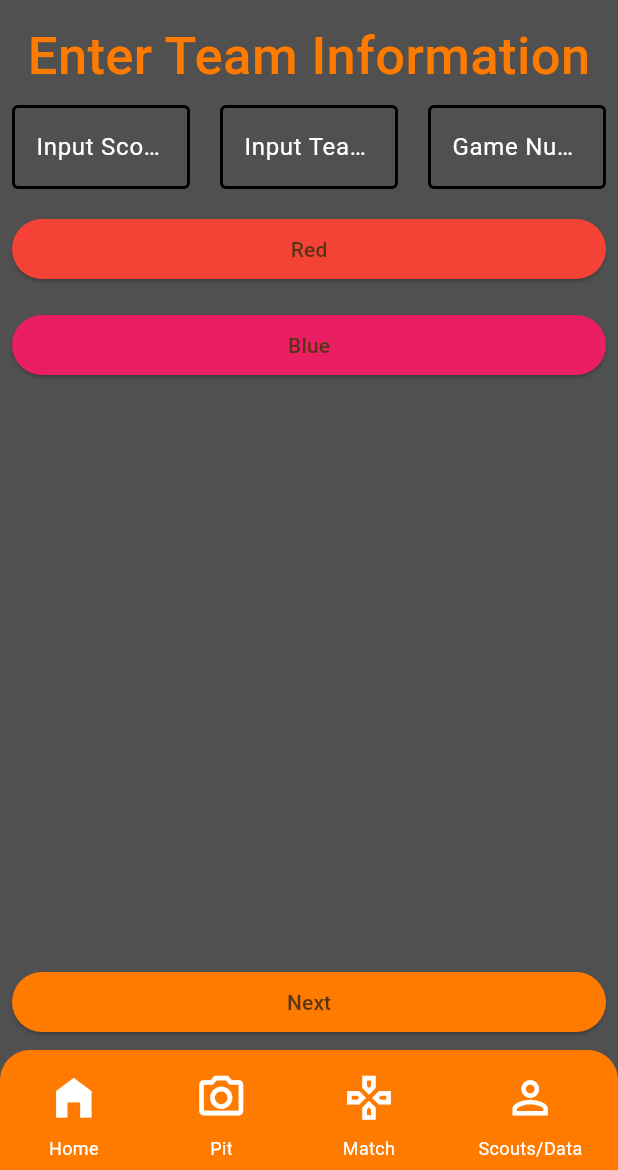
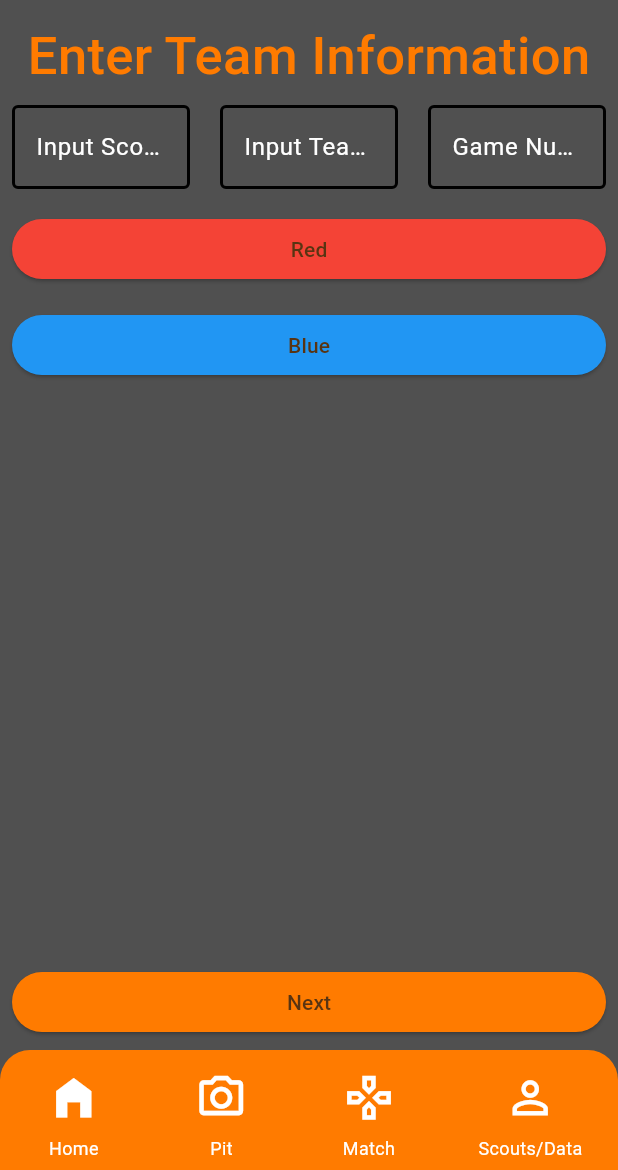
Before and after one commit to AntiAntiexe/Scouting-App, a Flutter app: the screen it shows after launch, on a phone screen of 412 x 824 dp, the part 66-1236 px from its top. Run offline on Flutter 3.47's test engine with Material 3 defaults, Android fonts, the phone set to English and light mode, and no system bars.

Commit message:
Change button to blue

```diff
--- a/lib/main.dart
+++ b/lib/main.dart
@@ -366,7 +366,7 @@ class _main_pageState extends State<main_page> {
                   print('Blue button pressed');
                 },
                 style: ButtonStyle(
-                  backgroundColor: MaterialStateProperty.all(Colors.pink),
+                  backgroundColor: MaterialStateProperty.all(Colors.blue),
                 ),
                 child: Text(
                   'Blue',
```
